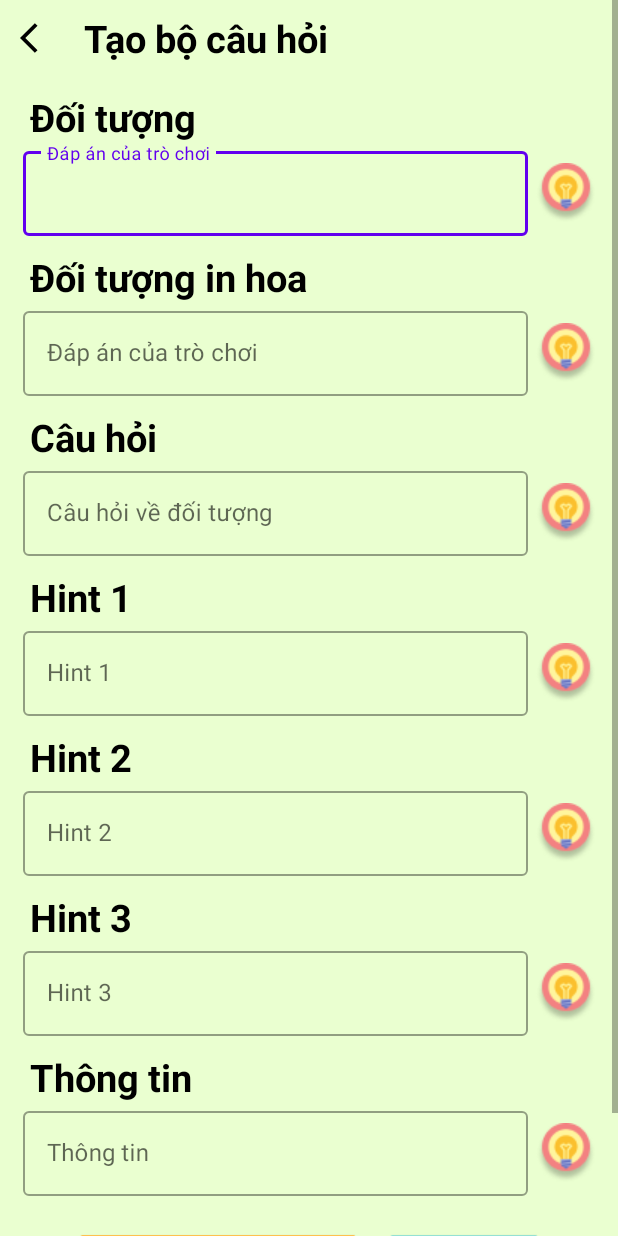
After one commit to tungnk123/ChiecNonKyDieu, an Android app: the AddQuestionActivity screen opened directly, with no data from a screen before it, on a phone screen of 412 x 824 dp. The commit adds this screen. Run offline under Robolectric (Android 15) with nearby library versions, the phone set to English and light mode, and no system bars; libraries missing offline, so code that uses them is left out: com.google.ai.client; 1 statement that could not run was skipped.

Commit message:
Add UI and feature gen questions by using gemini

```diff
--- a/app/build.gradle.kts
+++ b/app/build.gradle.kts
@@ -60,4 +60,8 @@ dependencies {
 
     // DataStore
     implementation("androidx.datastore:datastore-preferences:1.0.0")
+
+    // gemini
+    implementation("com.google.android.material:material:1.11.0")
+    implementation("com.google.ai.client.generativeai:generativeai:0.4.0")
 }
--- a/app/src/main/java/com/example/chiecnonkydieu/MainActivity.kt
+++ b/app/src/main/java/com/example/chiecnonkydieu/MainActivity.kt
@@ -14,6 +14,7 @@ import com.example.chiecnonkydieu.databinding.ActivityMainBinding
 import com.example.chiecnonkydieu.ui.CreateRoomActivity
 import com.example.chiecnonkydieu.ui.playingRoom.PlayingRoomActivity
 import com.example.chiecnonkydieu.ui.SearchRoomActivity
+import com.example.chiecnonkydieu.ui.admin.AddQuestionActivity
 import com.example.chiecnonkydieu.ui.wheel.WheelActivity
 import com.google.android.material.snackbar.Snackbar
 
@@ -58,6 +59,11 @@ class MainActivity : AppCompatActivity() {
             startActivity(intent)
         }
 
+        binding.btnThemCauHoi.setOnClickListener {
+            val intent = Intent(this, AddQuestionActivity::class.java)
+            startActivity(intent)
+        }
+
     }
     private fun goToPlayingRoom() {
         // TODO Set cung
--- /dev/null
+++ b/app/src/main/res/layout/activity_add_question.xml
@@ -0,0 +1,357 @@
+<?xml version="1.0" encoding="utf-8"?>
+<ScrollView xmlns:android="http://schemas.android.com/apk/res/android"
+    xmlns:tools="http://schemas.android.com/tools"
+    android:id="@+id/add_questions"
+    android:layout_width="match_parent"
+    android:layout_height="match_parent"
+    android:background="#eaffd0"
+    android:orientation="vertical"
+    android:theme="@style/Theme.MaterialComponents.Light"
+    tools:context=".ui.admin.AddQuestionActivity">
+
+
+    <LinearLayout
+        android:layout_width="match_parent"
+        android:layout_height="wrap_content"
+        android:orientation="vertical">
+
+        <LinearLayout
+            android:layout_width="match_parent"
+            android:layout_height="wrap_content"
+            android:gravity="center"
+            android:orientation="horizontal">
+
+            <ImageButton
+                android:id="@+id/btn_back"
+                android:layout_width="40dp"
+                android:layout_height="40dp"
+                android:layout_gravity="center"
+                android:layout_margin="5dp"
+                android:background="#eaffd0"
+                android:src="@drawable/ic_arrow_back" />
+
+            <TextView
+                android:layout_width="match_parent"
+                android:layout_height="wrap_content"
+                android:layout_marginStart="5dp"
+                android:fontFamily="sans-serif"
+                android:text="Tạo bộ câu hỏi"
+                android:textColor="@color/black"
+                android:textSize="25sp"
+                android:textStyle="bold" />
+        </LinearLayout>
+
+        <TextView
+            android:layout_width="wrap_content"
+            android:layout_height="wrap_content"
+            android:layout_marginStart="20dp"
+            android:layout_marginTop="10dp"
+            android:fontFamily="sans-serif"
+            android:text="Đối tượng"
+            android:textColor="@color/black"
+            android:textSize="25sp"
+            android:textStyle="bold" />
+
+        <LinearLayout
+            android:layout_width="match_parent"
+            android:layout_height="wrap_content"
+            android:orientation="horizontal">
+
+            <com.google.android.material.textfield.TextInputLayout
+                style="@style/Widget.MaterialComponents.TextInputLayout.OutlinedBox"
+                android:layout_width="match_parent"
+                android:layout_height="wrap_content"
+                android:layout_marginStart="15dp"
+                android:layout_marginEnd="60dp"
+                android:hint="Đáp án của trò chơi">
+
+                <com.google.android.material.textfield.TextInputEditText
+                    android:id="@+id/edt_DapAnCuaTroChoi"
+                    android:layout_width="match_parent"
+                    android:layout_height="wrap_content" />
+            </com.google.android.material.textfield.TextInputLayout>
+
+            <ImageButton
+                android:id="@+id/btnHintDapAn"
+                android:layout_width="50dp"
+                android:layout_height="50dp"
+                android:layout_marginStart="-60dp"
+                android:layout_marginTop="8dp"
+                android:background="#eaffd0"
+                android:src="@drawable/ic_hint" />
+        </LinearLayout>
+
+        <TextView
+            android:layout_width="wrap_content"
+            android:layout_height="wrap_content"
+            android:layout_marginStart="20dp"
+            android:layout_marginTop="10dp"
+            android:fontFamily="sans-serif"
+            android:text="Đối tượng in hoa"
+            android:textColor="@color/black"
+            android:textSize="25sp"
+            android:textStyle="bold" />
+
+        <LinearLayout
+            android:layout_width="match_parent"
+            android:layout_height="wrap_content"
+            android:orientation="horizontal">
+
+            <com.google.android.material.textfield.TextInputLayout
+                style="@style/Widget.MaterialComponents.TextInputLayout.OutlinedBox"
+                android:layout_width="match_parent"
+                android:layout_height="wrap_content"
+                android:layout_marginStart="15dp"
+                android:layout_marginEnd="60dp"
+                android:hint="Đáp án của trò chơi">
+
+                <com.google.android.material.textfield.TextInputEditText
+                    android:id="@+id/edt_DapAnInHoa"
+                    android:layout_width="match_parent"
+                    android:layout_height="wrap_content" />
+            </com.google.android.material.textfield.TextInputLayout>
+
+            <ImageButton
+                android:id="@+id/btnHintInHoa"
+                android:layout_width="50dp"
+                android:layout_height="50dp"
+                android:layout_marginStart="-60dp"
+                android:layout_marginTop="8dp"
+                android:background="#eaffd0"
+                android:src="@drawable/ic_hint" />
+        </LinearLayout>
+
+        <TextView
+            android:layout_width="wrap_content"
+            android:layout_height="wrap_content"
+            android:layout_marginStart="20dp"
+            android:layout_marginTop="10dp"
+            android:fontFamily="sans-serif"
+            android:text="Câu hỏi"
+            android:textColor="@color/black"
+            android:textSize="25sp"
+            android:textStyle="bold" />
+
+        <LinearLayout
+            android:layout_width="match_parent"
+            android:layout_height="wrap_content"
+            android:orientation="horizontal">
+
+            <com.google.android.material.textfield.TextInputLayout
+                style="@style/Widget.MaterialComponents.TextInputLayout.OutlinedBox"
+                android:layout_width="match_parent"
+                android:layout_height="wrap_content"
+                android:layout_marginStart="15dp"
+                android:layout_marginEnd="60dp"
+                android:hint="Câu hỏi về đối tượng">
+
+                <com.google.android.material.textfield.TextInputEditText
+                    android:id="@+id/edt_CauHoiVeDoiTuong"
+                    android:layout_width="match_parent"
+                    android:layout_height="wrap_content" />
+            </com.google.android.material.textfield.TextInputLayout>
+
+            <ImageButton
+                android:id="@+id/btnHintCauHoi"
+                android:layout_width="50dp"
+                android:layout_height="50dp"
+                android:layout_marginStart="-60dp"
+                android:layout_marginTop="8dp"
+                android:background="#eaffd0"
+                android:src="@drawable/ic_hint" />
+        </LinearLayout>
+
+        <TextView
+            android:layout_width="wrap_content"
+            android:layout_height="wrap_content"
+            android:layout_marginStart="20dp"
+            android:layout_marginTop="10dp"
+            android:fontFamily="sans-serif"
+            android:text="Hint 1"
+            android:textColor="@color/black"
+            android:textSize="25sp"
+            android:textStyle="bold" />
+
+        <LinearLayout
+            android:layout_width="match_parent"
+            android:layout_height="wrap_content"
+            android:orientation="horizontal">
+
+            <com.google.android.material.textfield.TextInputLayout
+                style="@style/Widget.MaterialComponents.TextInputLayout.OutlinedBox"
+                android:layout_width="match_parent"
+                android:layout_height="wrap_content"
+                android:layout_marginStart="15dp"
+                android:layout_marginEnd="60dp"
+                android:hint="Hint 1">
+
+                <com.google.android.material.textfield.TextInputEditText
+                    android:id="@+id/edt_Hint1"
+                    android:layout_width="match_parent"
+                    android:layout_height="wrap_content" />
+            </com.google.android.material.textfield.TextInputLayout>
+
+            <ImageButton
+                android:id="@+id/btnHint1"
+                android:layout_width="50dp"
+                android:layout_height="50dp"
+                android:layout_marginStart="-60dp"
+                android:layout_marginTop="8dp"
+                android:background="#eaffd0"
+                android:src="@drawable/ic_hint" />
+        </LinearLayout>
+
+        <TextView
+            android:layout_width="wrap_content"
+            android:layout_height="wrap_content"
+            android:layout_marginStart="20dp"
+            android:layout_marginTop="10dp"
+            android:fontFamily="sans-serif"
+            android:text="Hint 2"
+            android:textColor="@color/black"
+            android:textSize="25sp"
+            android:textStyle="bold" />
+
+        <LinearLayout
+            android:layout_width="match_parent"
+            android:layout_height="wrap_content"
+            android:orientation="horizontal">
+
+            <com.google.android.material.textfield.TextInputLayout
+                style="@style/Widget.MaterialComponents.TextInputLayout.OutlinedBox"
+                android:layout_width="match_parent"
+                android:layout_height="wrap_content"
+                android:layout_marginStart="15dp"
+                android:layout_marginEnd="60dp"
+                android:hint="Hint 2">
+
+                <com.google.android.material.textfield.TextInputEditText
+                    android:id="@+id/edt_Hint2"
+                    android:layout_width="match_parent"
+                    android:layout_height="wrap_content" />
+            </com.google.android.material.textfield.TextInputLayout>
+
+            <ImageButton
+                android:id="@+id/btnHint2"
+                android:layout_width="50dp"
+                android:layout_height="50dp"
+                android:layout_marginStart="-60dp"
+                android:layout_marginTop="8dp"
+                android:background="#eaffd0"
+                android:src="@drawable/ic_hint" />
+        </LinearLayout>
+
+        <TextView
+            android:layout_width="wrap_content"
+            android:layout_height="wrap_content"
+            android:layout_marginStart="20dp"
+            android:layout_marginTop="10dp"
+            android:fontFamily="sans-serif"
+            android:text="Hint 3"
+            android:textColor="@color/black"
+            android:textSize="25sp"
+            android:textStyle="bold" />
+
+        <LinearLayout
+            android:layout_width="match_parent"
+            android:layout_height="wrap_content"
+            android:orientation="horizontal">
+
+            <com.google.android.material.textfield.TextInputLayout
+                style="@style/Widget.MaterialComponents.TextInputLayout.OutlinedBox"
+                android:layout_width="match_parent"
+                android:layout_height="wrap_content"
+                android:layout_marginStart="15dp"
+                android:layout_marginEnd="60dp"
+                android:hint="Hint 3">
+
+                <com.google.android.material.textfield.TextInputEditText
+                    android:id="@+id/edt_Hint3"
+                    android:layout_width="match_parent"
+                    android:layout_height="wrap_content" />
+            </com.google.android.material.textfield.TextInputLayout>
+
+            <ImageButton
+                android:id="@+id/btnHint3"
+                android:layout_width="50dp"
+                android:layout_height="50dp"
+                android:layout_marginStart="-60dp"
+                android:layout_marginTop="8dp"
+                android:background="#eaffd0"
+                android:src="@drawable/ic_hint" />
+        </LinearLayout>
+
+        <TextView
+            android:layout_width="wrap_content"
+            android:layout_height="wrap_content"
+            android:layout_marginStart="20dp"
+            android:layout_marginTop="10dp"
+            android:fontFamily="sans-serif"
+            android:text="Thông tin"
+            android:textColor="@color/black"
+            android:textSize="25sp"
+            android:textStyle="bold" />
+
+        <LinearLayout
+            android:layout_width="match_parent"
+            android:layout_height="wrap_content"
+            android:orientation="horizontal">
+
+            <com.google.android.material.textfield.TextInputLayout
+                style="@style/Widget.MaterialComponents.TextInputLayout.OutlinedBox"
+                android:layout_width="match_parent"
+                android:layout_height="wrap_content"
+                android:layout_marginStart="15dp"
+                android:layout_marginEnd="60dp"
+                android:hint="Thông tin">
+
+                <com.google.android.material.textfield.TextInputEditText
+                    android:id="@+id/edtThongTin"
+                    android:layout_width="match_parent"
+                    android:layout_height="wrap_content" />
+            </com.google.android.material.textfield.TextInputLayout>
+
+            <ImageButton
+                android:id="@+id/btnThongTin"
+                android:layout_width="50dp"
+                android:layout_height="50dp"
+                android:layout_marginStart="-60dp"
+                android:layout_marginTop="8dp"
+                android:background="#eaffd0"
+                android:src="@drawable/ic_hint" />
+        </LinearLayout>
+
+        <LinearLayout
+            android:layout_width="match_parent"
+            android:layout_height="wrap_content"
+            android:layout_marginBottom="30dp"
+            android:gravity="center"
+            android:orientation="horizontal"
+            android:paddingVertical="20dp">
+
+            <com.google.android.material.button.MaterialButton
+                android:id="@+id/btnTaoToanBo"
+                android:layout_width="wrap_content"
+                android:layout_height="wrap_content"
+                android:backgroundTint="#fec14e"
+                android:paddingHorizontal="20dp"
+                android:text="Tạo toàn bộ"
+                android:textColor="@color/black"
+                android:textSize="20sp"
+                android:textStyle="bold" />
+
+            <com.google.android.material.button.MaterialButton
+                android:id="@+id/btnThem"
+                android:layout_width="wrap_content"
+                android:layout_height="wrap_content"
+                android:layout_marginStart="20dp"
+                android:backgroundTint="#95e1d3"
+                android:paddingHorizontal="20dp"
+                android:text="Thêm"
+                android:textColor="@color/black"
+                android:textSize="20sp"
+                android:textStyle="bold" />
+        </LinearLayout>
+    </LinearLayout>
+
+</ScrollView>
--- a/app/src/main/res/values/strings.xml
+++ b/app/src/main/res/values/strings.xml
@@ -5,6 +5,7 @@
     <string name="btn_batDau">BẮT ĐẦU</string>
     <string name="btn_taoPhong">TẠO PHÒNG</string>
     <string name="btn_timPhong">TÌM PHÒNG</string>
+    <string name="btn_taoCauHoi">TẠO CÂU HỎI</string>
     <string name="wheel_logo">wheel logo</string>
 
     <string name="title_taoPhong">Tạo phòng</string>
@@ -30,6 +31,4 @@
     <string name="btn_next">Chơi tiếp</string>
 
 
-
-
 </resources>
```
Also changed, not shown: app/src/main/AndroidManifest.xml (+7 -4 lines), app/src/main/java/com/example/chiecnonkydieu/ui/admin/AddQuestionActivity.kt (added, +226 -0 lines), app/src/main/res/layout/activity_main.xml (+17 -0 lines).
